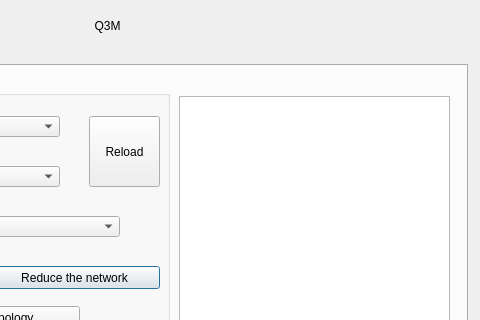
Above: map_matching_dialog_base.ui from LAEQ/Assisted-MapMatching before the change; both pictures show x 233 to 713 and y 0 to 320 of the 713 by 711 pixel window. Below: the same form after it.
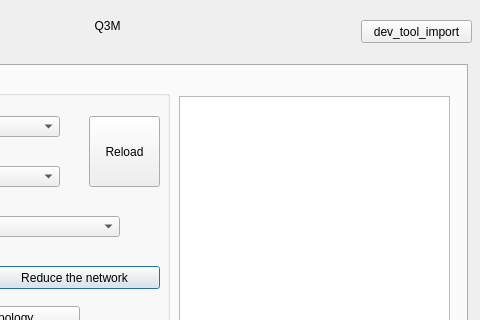
That is the form after the change.

```diff
--- a/map_matching_dialog_base.ui
+++ b/map_matching_dialog_base.ui
@@ -735,6 +735,19 @@
     </widget>
    </widget>
   </widget>
+  <widget class="QPushButton" name="dev_tool_import">
+   <property name="geometry">
+    <rect>
+     <x>594</x>
+     <y>20</y>
+     <width>111</width>
+     <height>23</height>
+    </rect>
+   </property>
+   <property name="text">
+    <string>dev_tool_import</string>
+   </property>
+  </widget>
   <zorder>tabWidget</zorder>
   <zorder>label_subtitle</zorder>
  </widget>
```
Left out of the diff: 1 changed line with no effect on the pictures.
